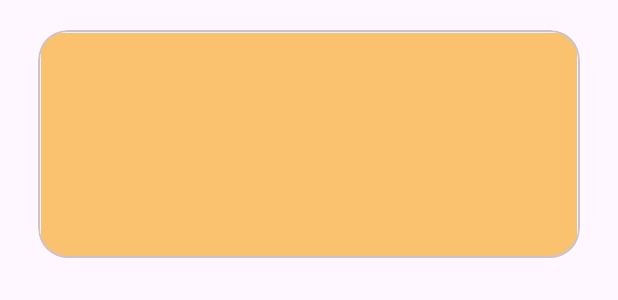
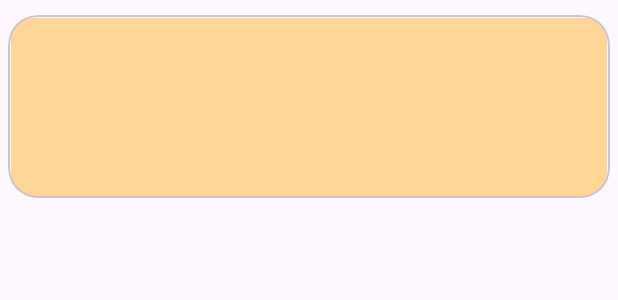
Before and after one commit to apoorvjauhari/CloudNotes, an Android app: the layout note_card.xml on its own in the app's theme, with its tools: preview values and no code run, on a phone screen of 412 x 824 dp. Shown: the top 300 px of the screen. Run offline under Robolectric (Android 15) with nearby library versions, the phone set to English and light mode, and no system bars.

Commit message:
Layout Update

```diff
--- a/app/src/main/res/layout/activity_view_note.xml
+++ b/app/src/main/res/layout/activity_view_note.xml
@@ -52,8 +52,8 @@
         android:background="@drawable/editbutton" />
     <com.google.android.material.floatingactionbutton.FloatingActionButton
         android:id="@+id/save"
-        android:layout_width="wrap_content"
-        android:layout_height="wrap_content"
+        android:layout_width="60dp"
+        android:layout_height="60dp"
         android:layout_marginTop="16dp"
         android:clickable="true"
         android:visibility="gone"
@@ -63,7 +63,7 @@
         app:elevation="0dp"
         app:layout_constraintEnd_toStartOf="@+id/delete"
         app:layout_constraintTop_toTopOf="parent"
-        app:srcCompat="@drawable/ic_outline_save" />
+        app:srcCompat="@drawable/savebutton" />
 
     <com.google.android.material.card.MaterialCardView
         android:id="@+id/note_cardview"
--- a/app/src/main/res/layout/note_card.xml
+++ b/app/src/main/res/layout/note_card.xml
@@ -7,15 +7,15 @@
     xmlns:app="http://schemas.android.com/apk/res-auto"
 
     android:padding="10dp"
-    android:layout_marginTop="20dp"
-    android:layout_marginEnd="25dp"
-    android:layout_marginStart="25dp"
-    android:layout_marginBottom="10dp"
+    android:layout_marginTop="10dp"
+    android:layout_marginEnd="5dp"
+    android:layout_marginStart="5dp"
+    android:layout_marginBottom="5dp"
     app:cardCornerRadius="20dp">
 
     <androidx.constraintlayout.widget.ConstraintLayout
         android:layout_width="match_parent"
-        android:layout_height="150dp"
+        android:layout_height="120dp"
         android:id="@+id/layout"
         android:layout_marginStart="2dp"
         android:layout_marginTop="2dp"
@@ -24,11 +24,12 @@
         <TextView
             android:id="@+id/title"
             android:layout_width="match_parent"
-            android:layout_height="50dp"
+            android:layout_height="25dp"
             android:gravity="left"
             android:background="@color/button"
             android:textSize="16sp"
             android:textStyle="bold"
+            android:paddingLeft="3dp"
             android:textColor="#121212"
             app:layout_constraintEnd_toEndOf="parent"
             app:layout_constraintStart_toStartOf="parent"
@@ -37,7 +38,7 @@
         <TextView
             android:id="@+id/body"
             android:layout_width="match_parent"
-            android:layout_height="100dp"
+            android:layout_height="95dp"
             android:gravity="left"
             android:background="@color/button"
             android:textColor="#121212"
@@ -45,6 +46,8 @@
             android:maxLines="3"
             android:maxLength="256"
             android:ellipsize="end"
+            android:paddingLeft="3dp"
+            android:paddingTop="5dp"
             app:layout_constraintBottom_toBottomOf="parent"
             app:layout_constraintEnd_toEndOf="parent"
             app:layout_constraintHorizontal_bias="0.0"
--- a/app/src/main/res/values/colors.xml
+++ b/app/src/main/res/values/colors.xml
@@ -7,5 +7,6 @@
     <color name="shadeindigo">#A60EEDB9</color>
     <color name="scrollback">#00BCD4</color>
     <color name="newnote">#FF5722</color>
-    <color name="button">#FAC26F</color>
+    <color name="button">#FFD698</color>
+    <color name="appbar">#FBB54C</color>
 </resources>
```
Also changed, not shown: app/src/main/java/com/example/cloudnotes/MainActivity.kt (+36 -0 lines), app/src/main/res/layout/activity_main.xml (+65 -3 lines), app/src/main/res/menu/top_bar.xml (added, +40 -0 lines), app/src/main/res/drawable/calendar.png (added), app/src/main/res/drawable/search_icon.png (added).
